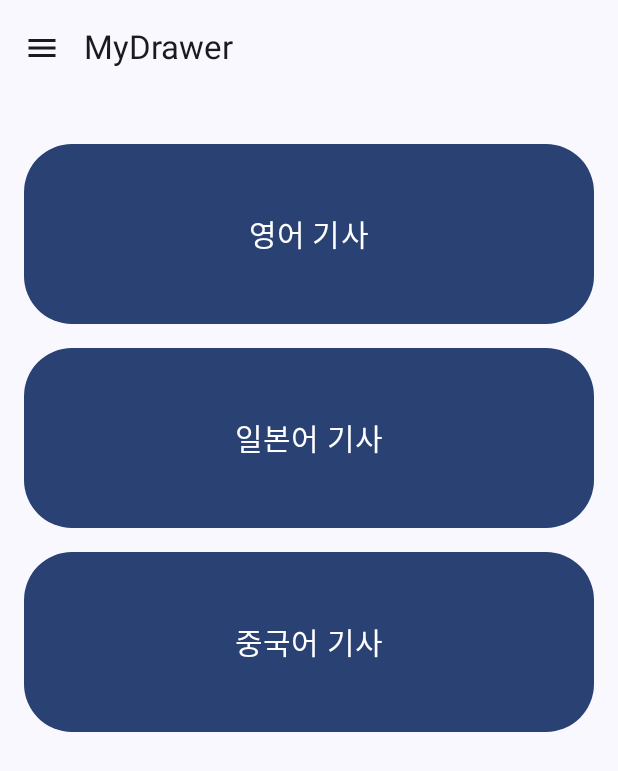
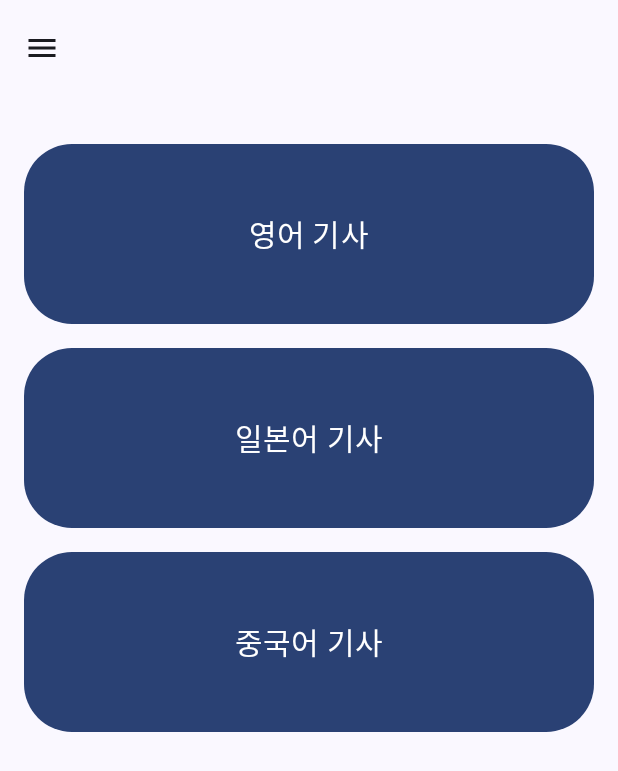
Before and after one commit to seonghoon00/sample, an Android app built with Jetpack Compose: the screen it shows after launch (MainActivity), on a phone screen of 412 x 824 dp. Shown: the top 771 px of the screen. Run offline under Robolectric (Android 15) with nearby library versions, the phone set to English and light mode, and no system bars.

```diff
--- a/app/src/main/java/com/example/sample/MainActivity.kt
+++ b/app/src/main/java/com/example/sample/MainActivity.kt
@@ -92,7 +92,7 @@ fun MyDrawerApp() {
             Scaffold(
                 topBar = {
                     TopAppBar(
-                        title = { Text("MyDrawer") },
+                        title = { Text("") },
                         navigationIcon = {
                             IconButton(onClick = {
                                 scope.launch { drawerState.open() }
```
